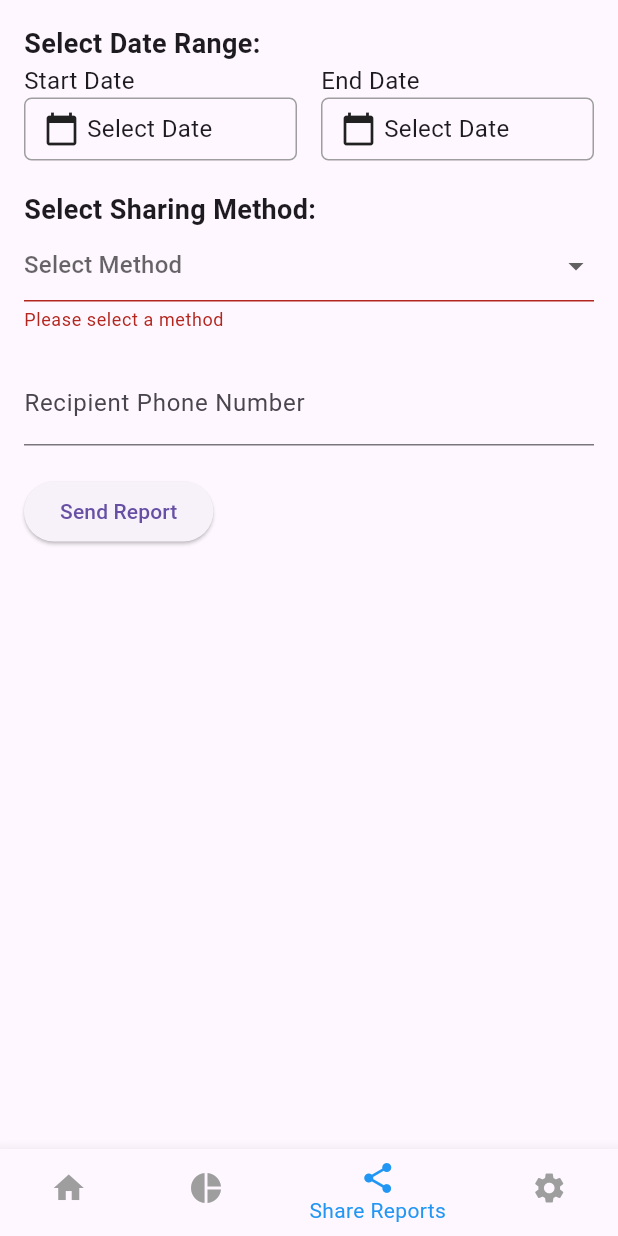
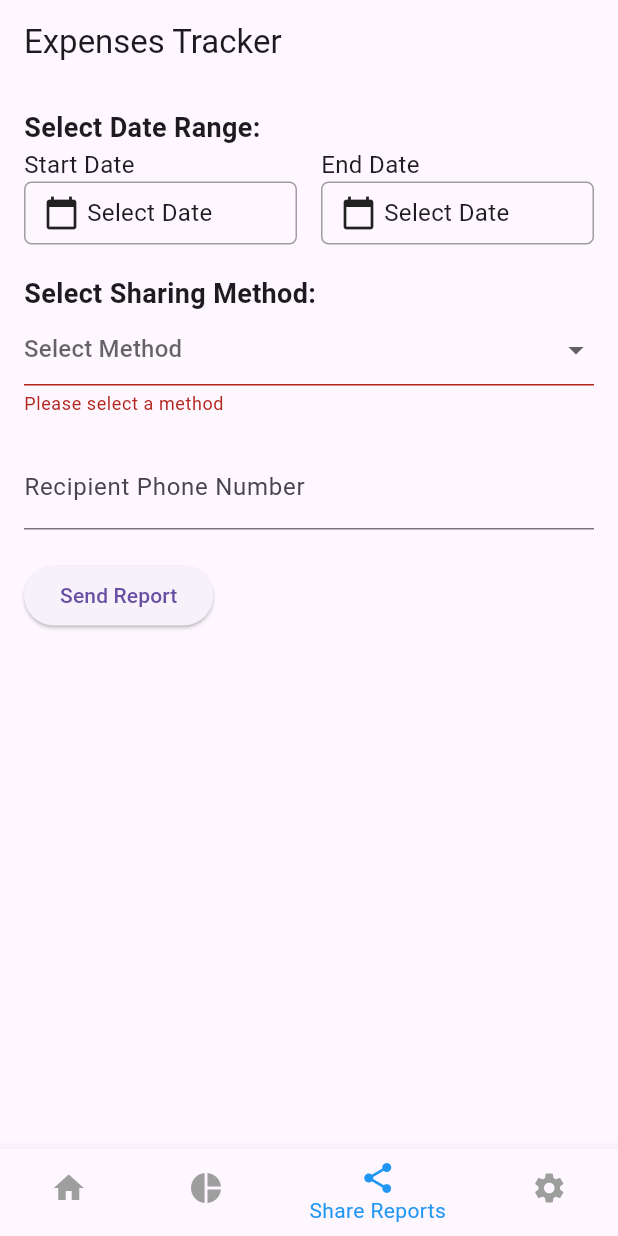
Before and after one commit to jamesnjovu/expenses, a Flutter app: the screen it shows once a user with an empty profile is signed in, item 3 of the bottom bar chosen, after a tap on "Send Report", on a phone screen of 412 x 824 dp. Run offline on Flutter 3.47's test engine with Material 2 defaults, Android fonts, the phone set to English and light mode, and no system bars; our stand-ins replace cloud_firestore, firebase_auth, firebase_core, fl_chart, image_picker, shared_preferences and 1 more; accounts and stored records are empty; network calls fail.

Commit message:
full merge

```diff
--- a/lib/main.dart
+++ b/lib/main.dart
@@ -2,7 +2,6 @@ import 'package:expenses/firebase_options.dart';
 import 'package:flutter/material.dart';
 import 'package:firebase_auth/firebase_auth.dart';
 import 'package:firebase_core/firebase_core.dart';
-import 'firebase_options.dart';
 import 'package:expenses/screens/all/bottom_nav.dart';
 import 'package:expenses/screens/all/login/login_screen.dart';
 
@@ -19,7 +18,7 @@ class App extends StatelessWidget {
   @override
   Widget build(BuildContext context) {
     return MaterialApp(
-      title: 'Expenses',
+      title: 'Expense Tracker',
       themeMode: ThemeMode.system,
       debugShowCheckedModeBanner: false,
       theme: ThemeData(
--- a/lib/models/database_helper.dart
+++ b/lib/models/database_helper.dart
@@ -10,6 +10,7 @@ class DatabaseHelper {
   static const columnTitle = 'title';
   static const columnAmount = 'amount';
   static const columnDate = 'date';
+  static const columnImage = 'image';
 
   // Make this a singleton class
   DatabaseHelper._privateConstructor();
@@ -37,7 +38,8 @@ class DatabaseHelper {
         $columnId INTEGER PRIMARY KEY,
         $columnTitle TEXT NOT NULL,
         $columnAmount REAL NOT NULL,
-        $columnDate TEXT NOT NULL
+        $columnDate TEXT NOT NULL,
+        $columnImage BLOB
       )
     ''');
   }
--- a/lib/models/expense.dart
+++ b/lib/models/expense.dart
@@ -4,13 +4,14 @@ class Expense {
   double amount;
   String date;
 
-  Expense(
-      {this.id,
-      required this.title,
-      required this.amount,
-      required this.date,
-      required String category,
-      String? image});
+  Expense({
+    this.id,
+    required this.title,
+    required this.amount,
+    required this.date,
+    required String category,
+    required String? image,
+  });
 
   Map<String, dynamic> toMap() {
     return {
--- a/lib/screens/all/auth_screens/home_screen.dart
+++ b/lib/screens/all/auth_screens/home_screen.dart
@@ -1,36 +1,36 @@
-import 'package:expenses/screens/all/auth_screens/expense_repository.dart';
+import 'package:expenses/main.dart';
+import 'package:expenses/services/expense_repository.dart';
 import 'package:expenses/screens/all/auth_screens/add_expense_screen.dart';
 import 'package:expenses/models/expense.dart';
+import 'package:shared_preferences/shared_preferences.dart';
 import 'package:flutter/material.dart'
-    show
-    BuildContext,
-    CircularProgressIndicator,
-    ColorScheme,
-    Colors,
-    Column,
-    FloatingActionButton,
-    Icon,
-    IconButton,
-    Icons,
-    ListTile,
-    MainAxisAlignment,
-    MaterialApp,
-    MaterialPageRoute,
-    Navigator,
-    Scaffold,
-    State,
-    StatefulWidget,
-    StatelessWidget,
-    Text,
-    Theme,
-    ThemeData,
-    Widget,
-    runApp;
+    show AppBar, BuildContext, CircularProgressIndicator, ColorScheme, Colors, Column, FloatingActionButton, Icon, IconButton, Icons, ListTile, MainAxisAlignment, MaterialApp, MaterialPageRoute, Navigator, Scaffold, State, StatefulWidget, StatelessWidget, Text, Theme, ThemeData, Widget, runApp;
 import 'package:flutter/widgets.dart';
 
-class HomeScreen extends StatelessWidget {
+class HomeScreen extends StatefulWidget {
   const HomeScreen({super.key});
-  final title = "Home Page";
+
+  @override
+  _HomeScreenState createState() => _HomeScreenState();
+}
+
+class _HomeScreenState extends State<HomeScreen> {
+  String currencySymbol = "\ZMW"; // Default currency symbol
+
+  @override
+  void initState() {
+    super.initState();
+    // Retrieve the currency symbol from preferences
+    _loadCurrencySymbol();
+  }
+
+  Future<void> _loadCurrencySymbol() async {
+    final prefs = await SharedPreferences.getInstance();
+    setState(() {
+      currencySymbol =
+          prefs.getString('currency') ?? "\ZMW"; // Default to "$" if not set
+    });
+  }
 
   @override
   Widget build(BuildContext context) {
@@ -41,25 +41,51 @@ class HomeScreen extends StatelessWidget {
       setState(() {}); // Trigger a rebuild of the expense list
     }
 
-    return MaterialApp(
-        home: Scaffold(
+    return Scaffold(
+      appBar: AppBar(
+        title: const Text('Expenses Tracker'),
+      ),
       body: FutureBuilder<List<Expense>>(
         future: expenseRepository.getExpenses(),
         builder: (context, snapshot) {
           if (snapshot.connectionState == ConnectionState.waiting) {
-                return const CircularProgressIndicator();
+            return const Center(child: CircularProgressIndicator());
           } else if (snapshot.hasError) {
             return Text('Error: ${snapshot.error}');
           } else {
             final expenses = snapshot.data ?? [];
+            if (expenses.isEmpty){
+              return const Center(
+                  child: Column(
+                    mainAxisAlignment: MainAxisAlignment.center,
+                      children: [
+                        Text(
+                          'No data found',
+                          style: TextStyle(
+                            fontSize: 16.0,
+                            color: Colors.black,
+                          ),
+                        ),
+                        SizedBox(height: 8.0),
+                        Text(
+                          'Click the plus below to Add',
+                          style: TextStyle(
+                            fontSize: 16.0,
+                            color: Colors.black,
+                          ),
+                        ),
+                      ]
+                  )
+              );
+            } else {
               return ListView.builder(
                 itemCount: expenses.length,
                 itemBuilder: (context, index) {
                   final expense = expenses[index];
                   return ListTile(
                     title: Text(expense.title),
-                      subtitle:
-                      Text('Amount: \$${expense.amount.toStringAsFixed(2)}'),
+                    subtitle: Text(
+                        'Amount: $currencySymbol${expense.amount.toStringAsFixed(2)} \nDate: ${expense.date}'),
                     trailing: IconButton(
                       icon: const Icon(Icons.delete),
                       onPressed: () {
@@ -70,6 +96,7 @@ class HomeScreen extends StatelessWidget {
                   );
                 },
               );
+            }
           }
         },
       ),
@@ -82,7 +109,6 @@ class HomeScreen extends StatelessWidget {
               builder: (context) => const AddExpenseScreen(),
             ),
           );
-
           // If result is not null, it means an expense was added, so refresh the list
           if (result != null) {
             refreshExpenses();
@@ -90,8 +116,6 @@ class HomeScreen extends StatelessWidget {
         },
         child: const Icon(Icons.add),
       ),
-        ));
+    );
   }
-
-  void setState(Null Function() param0) {}
 }
--- a/lib/screens/all/auth_screens/share_report_screen.dart
+++ b/lib/screens/all/auth_screens/share_report_screen.dart
@@ -22,6 +22,9 @@ class _SettingsScreenState extends State<ShareReportScreen> {
   @override
   Widget build(BuildContext context) {
     return Scaffold(
+      appBar: AppBar(
+        title: const Text('Expenses Tracker'),
+      ),
       body: Padding(
         padding: const EdgeInsets.all(16.0),
         child: Form(
@@ -29,7 +32,7 @@ class _SettingsScreenState extends State<ShareReportScreen> {
           child: Column(
             crossAxisAlignment: CrossAxisAlignment.start,
             children: <Widget>[
-              Text(
+              const Text(
                 'Select Date Range:',
                 style: TextStyle(fontSize: 18, fontWeight: FontWeight.bold),
               ),
@@ -46,7 +49,7 @@ class _SettingsScreenState extends State<ShareReportScreen> {
                       },
                     ),
                   ),
-                  SizedBox(width: 16),
+                  const SizedBox(width: 16),
                   Expanded(
                     child: DateTimePicker(
                       label: 'End Date',
@@ -60,14 +63,14 @@ class _SettingsScreenState extends State<ShareReportScreen> {
                   ),
                 ],
               ),
-              SizedBox(height: 20),
-              Text(
+              const SizedBox(height: 20),
+              const Text(
                 'Select Sharing Method:',
                 style: TextStyle(fontSize: 18, fontWeight: FontWeight.bold),
               ),
               DropdownButtonFormField<String>(
                 value: selectedMethod,
-                hint: Text('Select Method'),
+                hint: const Text('Select Method'),
                 items: ['Email', 'SMS']
                     .map((method) => DropdownMenuItem<String>(
                           value: method,
@@ -86,7 +89,7 @@ class _SettingsScreenState extends State<ShareReportScreen> {
                   return null;
                 },
               ),
-              SizedBox(height: 20),
+              const SizedBox(height: 20),
               TextFormField(
                 decoration: InputDecoration(
                   labelText: selectedMethod == 'Email'
@@ -109,7 +112,7 @@ class _SettingsScreenState extends State<ShareReportScreen> {
                   return null;
                 },
               ),
-              SizedBox(height: 20),
+              const SizedBox(height: 20),
               ElevatedButton(
                 onPressed: () {
                   if (_formKey.currentState!.validate()) {
@@ -123,7 +126,7 @@ class _SettingsScreenState extends State<ShareReportScreen> {
                     }
                   }
                 },
-                child: Text('Send Report'),
+                child: const Text('Send Report'),
               ),
             ],
           ),
--- a/lib/screens/all/auth_screens/statistics_screen.dart
+++ b/lib/screens/all/auth_screens/statistics_screen.dart
@@ -3,8 +3,13 @@ import 'package:flutter/material.dart';
 class StatisticsScreen extends StatelessWidget {
   @override
   Widget build(BuildContext context) {
-    return Center(
-      child: Text('Statistics Screen'),
+    return Scaffold(
+      appBar: AppBar(
+        title: const Text('Expenses Tracker'),
+      ),
+      body: const Center(
+        child: Text('Statistics Screen'),
+      ),
     );
   }
 }
--- a/lib/screens/all/bottom_nav.dart
+++ b/lib/screens/all/bottom_nav.dart
@@ -12,7 +12,7 @@ class BottomNavigation extends StatefulWidget {
 }
 
 class _BottomNavigationState extends State<BottomNavigation> {
-  int _selectedIndex = 1;
+  int _selectedIndex = 0;
 
   final List<Widget> _screens = [
     const HomeScreen(),
@@ -26,6 +26,7 @@ class _BottomNavigationState extends State<BottomNavigation> {
       _selectedIndex = index;
     });
   }
+
   @override
   Widget build(BuildContext context) {
     return Scaffold(
--- a/lib/screens/all/login/login_screen.dart
+++ b/lib/screens/all/login/login_screen.dart
@@ -1,7 +1,7 @@
 import 'package:flutter/material.dart';
+import 'package:expenses/services/auth_service.dart';
+import 'package:expenses/screens/all/bottom_nav.dart';
 import 'package:expenses/screens/all/signup/signup_screen.dart';
-import 'package:expenses/services/auth_service.dart';
-import 'package:expenses/screens/all/auth_screens/home_screen.dart';
 
 class LogInScreen extends StatefulWidget {
   const LogInScreen({super.key, required this.title});
@@ -30,7 +30,7 @@ class _MyHomePageState extends State<LogInScreen> {
 
     if (response == null) {
       Navigator.of(context).push(
-        MaterialPageRoute(builder: (context) => const HomeScreen()),
+        MaterialPageRoute(builder: (context) => const BottomNavigation()),
       );
     } else {
       setState(() => errorMessage = response);
@@ -88,6 +88,7 @@ class _MyHomePageState extends State<LogInScreen> {
                             content: Text('Please enter your password!'),
                           );
                           ScaffoldMessenger.of(context).showSnackBar(snackBar);
+
                           return 'Please enter your password';
                         }
                         return null;
@@ -98,6 +99,7 @@ class _MyHomePageState extends State<LogInScreen> {
                           hintText: 'Enter secure password'),
                     ),
                   ),
+                  const SizedBox(height: 16.0),
                   Container(
                     height: 50,
                     width: 250,
--- a/lib/services/expense_repository.dart
+++ b/lib/services/expense_repository.dart
@@ -19,6 +19,7 @@ class ExpenseRepository {
         title: maps[i]['title'],
         amount: maps[i]['amount'],
         date: maps[i]['date'],
+        image: maps[i]['image'],
         category: '',
       );
     });
```
Also changed, not shown: lib/screens/all/auth_screens/add_expense_screen.dart (+38 -5 lines), lib/screens/all/auth_screens/expense_repository.dart (deleted, +0 -45 lines), lib/screens/all/auth_screens/settings_screen.dart (+19 -3 lines), 6 other files. Lines whose indentation alone changed are shown as unchanged.
